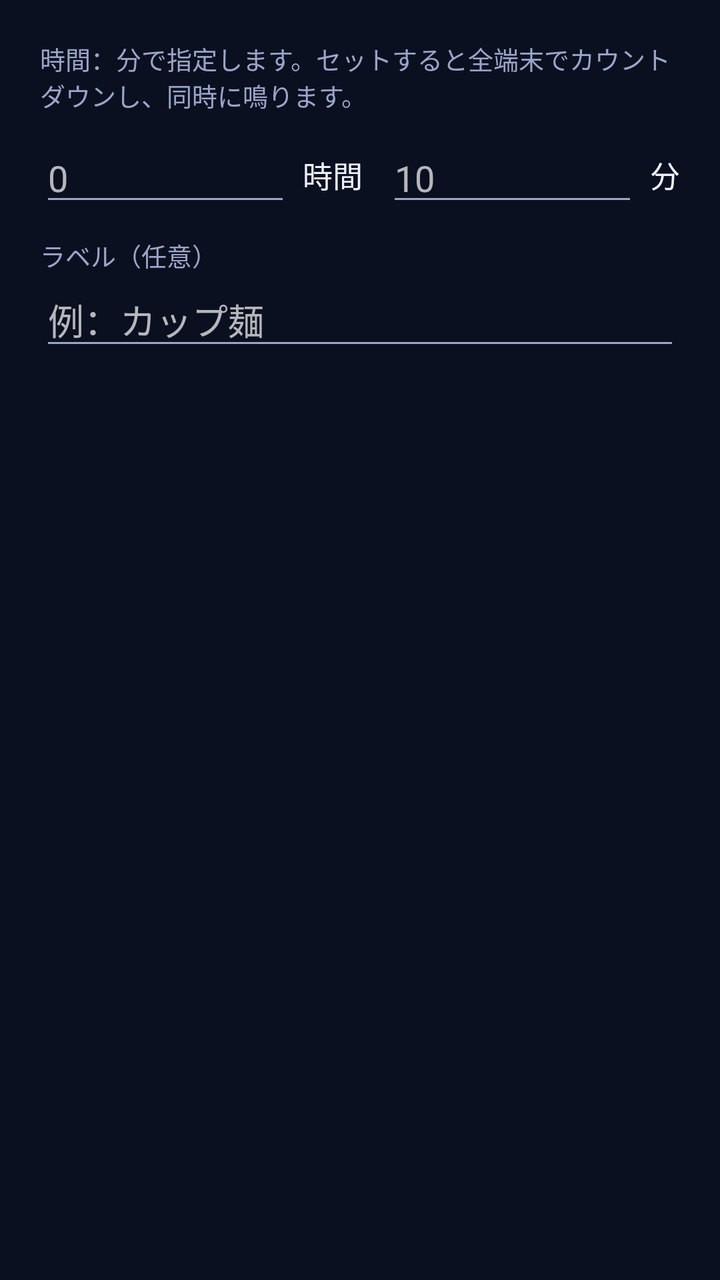
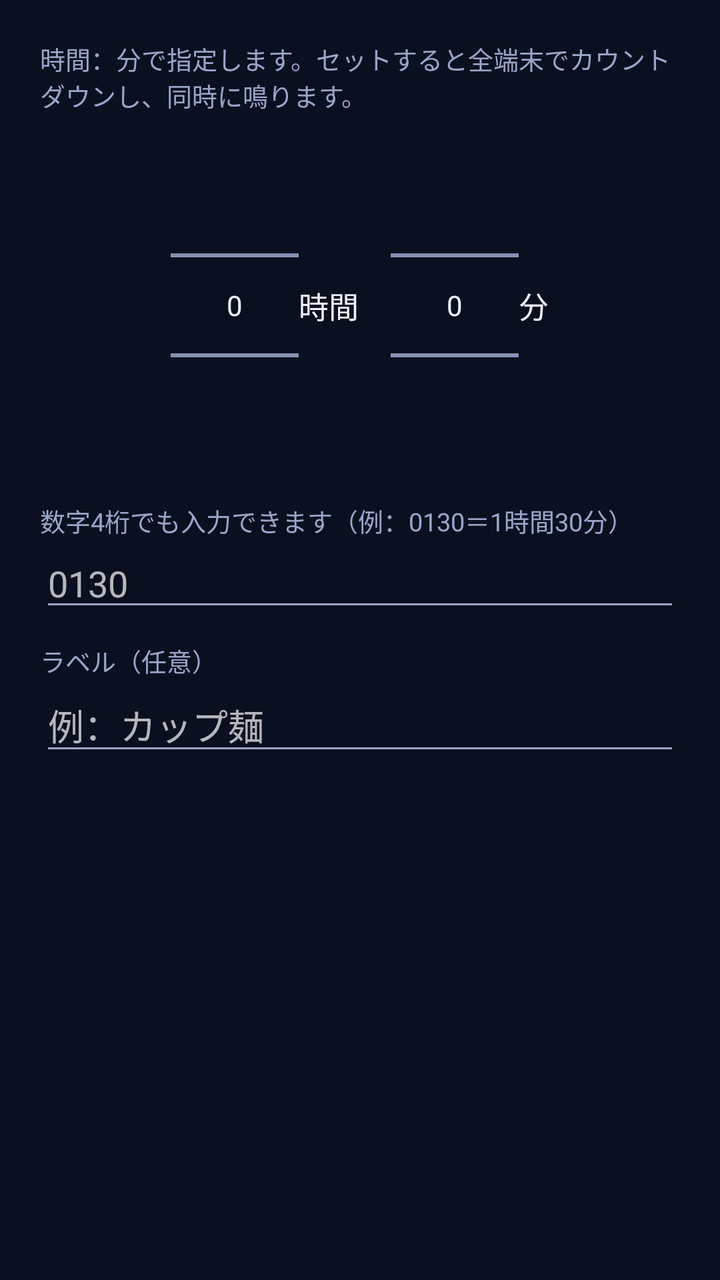

Compare the two renders of this Android layout. The source of the first and the diff that turns it into the second are given below.
<!-- AndroidManifest.xml: application theme Theme.SyncAlarm -->
<!-- res/layout/dialog_timer.xml -->
<?xml version="1.0" encoding="utf-8"?>
<LinearLayout xmlns:android="http://schemas.android.com/apk/res/android"
    android:layout_width="match_parent"
    android:layout_height="wrap_content"
    android:orientation="vertical"
    android:padding="20dp">

    <TextView
        android:layout_width="match_parent"
        android:layout_height="wrap_content"
        android:text="時間：分で指定します。セットすると全端末でカウントダウンし、同時に鳴ります。"
        android:textColor="@color/muted"
        android:textSize="12.5sp" />

    <LinearLayout
        android:layout_width="match_parent"
        android:layout_height="wrap_content"
        android:layout_marginTop="10dp"
        android:gravity="center_vertical"
        android:orientation="horizontal">

        <EditText
            android:id="@+id/hoursInput"
            android:layout_width="0dp"
            android:layout_height="wrap_content"
            android:layout_weight="1"
            android:hint="0"
            android:inputType="number"
            android:maxLines="1" />

        <TextView
            android:layout_width="wrap_content"
            android:layout_height="wrap_content"
            android:layout_marginStart="6dp"
            android:layout_marginEnd="12dp"
            android:text="時間"
            android:textColor="@color/text"
            android:textSize="15sp" />

        <EditText
            android:id="@+id/minutesInput"
            android:layout_width="0dp"
            android:layout_height="wrap_content"
            android:layout_weight="1"
            android:hint="10"
            android:inputType="number"
            android:maxLines="1" />

        <TextView
            android:layout_width="wrap_content"
            android:layout_height="wrap_content"
            android:layout_marginStart="6dp"
            android:text="分"
            android:textColor="@color/text"
            android:textSize="15sp" />
    </LinearLayout>

    <TextView
        android:layout_width="match_parent"
        android:layout_height="wrap_content"
        android:layout_marginTop="10dp"
        android:text="ラベル（任意）"
        android:textColor="@color/muted"
        android:textSize="12.5sp" />

    <EditText
        android:id="@+id/labelInput"
        android:layout_width="match_parent"
        android:layout_height="wrap_content"
        android:hint="例：カップ麺"
        android:inputType="text"
        android:maxLines="1" />
</LinearLayout>
<!-- resources referenced by this layout -->
<resources>
  <color name="muted">#9AA5C9</color>
  <color name="text">#EEF1FF</color>
  <style name="Theme.SyncAlarm" parent="Theme.AppCompat.NoActionBar">
          <item name="colorPrimary">@color/accent</item>
          <item name="colorAccent">@color/accent</item>
          <item name="android:windowBackground">@color/bg</item>
          <item name="android:statusBarColor">@color/bg</item>
          <item name="android:textColorPrimary">@color/text</item>
          <item name="android:textColorSecondary">@color/muted</item>
      </style>
  <color name="accent">#FFB020</color>
  <color name="bg">#0B1020</color>
</resources>

<!-- the commit's change to res/layout/dialog_timer.xml (unified diff, before → after) -->
@@ -15,45 +15,52 @@
     <LinearLayout
         android:layout_width="match_parent"
         android:layout_height="wrap_content"
-        android:layout_marginTop="10dp"
-        android:gravity="center_vertical"
+        android:layout_marginTop="6dp"
+        android:gravity="center"
         android:orientation="horizontal">
 
-        <EditText
-            android:id="@+id/hoursInput"
-            android:layout_width="0dp"
-            android:layout_height="wrap_content"
-            android:layout_weight="1"
-            android:hint="0"
-            android:inputType="number"
-            android:maxLines="1" />
+        <NumberPicker
+            android:id="@+id/hoursPicker"
+            android:layout_width="wrap_content"
+            android:layout_height="wrap_content" />
 
         <TextView
             android:layout_width="wrap_content"
             android:layout_height="wrap_content"
-            android:layout_marginStart="6dp"
-            android:layout_marginEnd="12dp"
+            android:layout_marginEnd="16dp"
             android:text="時間"
             android:textColor="@color/text"
             android:textSize="15sp" />
 
-        <EditText
-            android:id="@+id/minutesInput"
-            android:layout_width="0dp"
-            android:layout_height="wrap_content"
-            android:layout_weight="1"
-            android:hint="10"
-            android:inputType="number"
-            android:maxLines="1" />
+        <NumberPicker
+            android:id="@+id/minutesPicker"
+            android:layout_width="wrap_content"
+            android:layout_height="wrap_content" />
 
         <TextView
             android:layout_width="wrap_content"
             android:layout_height="wrap_content"
-            android:layout_marginStart="6dp"
             android:text="分"
             android:textColor="@color/text"
             android:textSize="15sp" />
     </LinearLayout>
+
+    <TextView
+        android:layout_width="match_parent"
+        android:layout_height="wrap_content"
+        android:layout_marginTop="8dp"
+        android:text="数字4桁でも入力できます（例：0130＝1時間30分）"
+        android:textColor="@color/muted"
+        android:textSize="12.5sp" />
+
+    <EditText
+        android:id="@+id/digitsInput"
+        android:layout_width="match_parent"
+        android:layout_height="wrap_content"
+        android:hint="0130"
+        android:inputType="number"
+        android:maxLength="4"
+        android:maxLines="1" />
 
     <TextView
         android:layout_width="match_parent"
